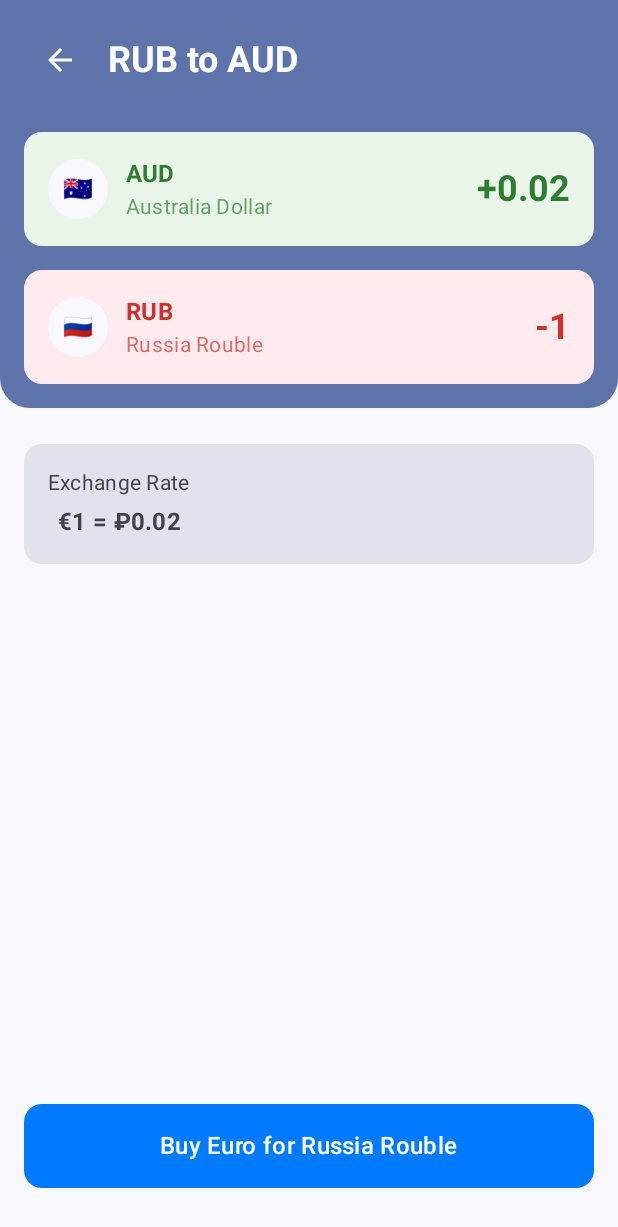
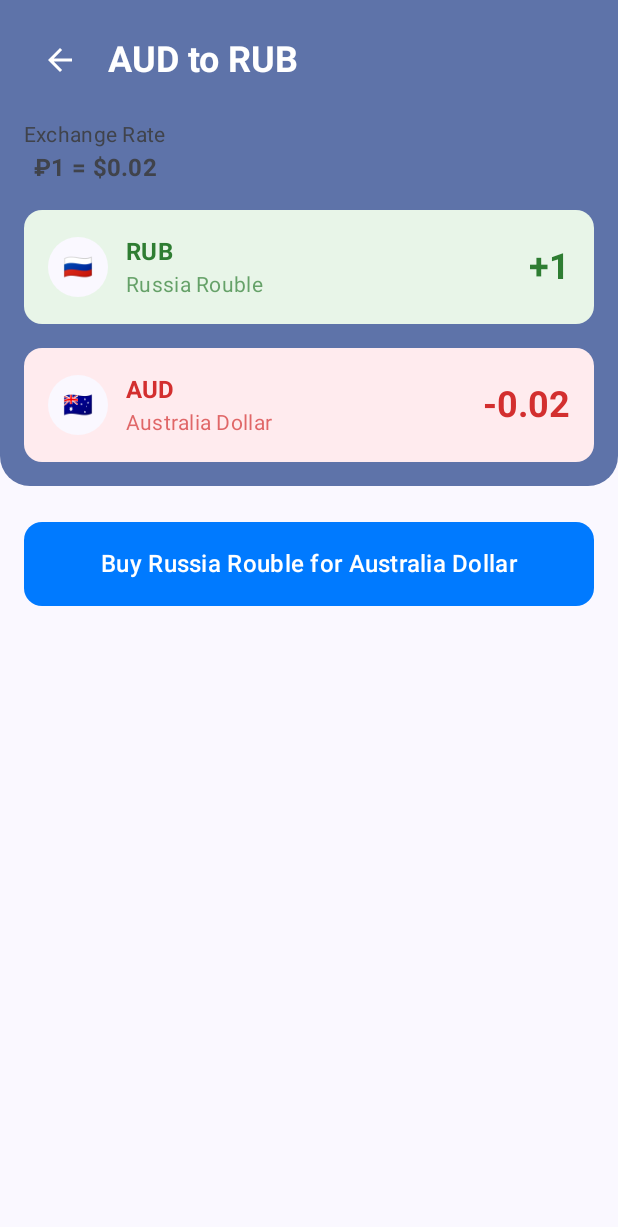
Before and after one commit to Chernuhin-Dmitriy/CurrencyConverter, an Android app built with Jetpack Compose: the screen it shows after launch (MainActivity), after a tap on "🇦🇺", on a phone screen of 412 x 824 dp. Shown: the top 1227 px of the screen. Run offline under Robolectric (Android 15) with nearby library versions, the phone set to English and light mode, and no system bars; our stand-ins replace Dagger/Hilt's generated code, Room's generated code; 2 other taps on this screen came first.

```diff
--- a/app/src/main/java/com/example/currencyconverter/presentation/CurrenciesScreen.kt
+++ b/app/src/main/java/com/example/currencyconverter/presentation/CurrenciesScreen.kt
@@ -27,6 +27,7 @@ import androidx.compose.ui.unit.sp
 import androidx.hilt.navigation.compose.hiltViewModel
 import androidx.lifecycle.compose.collectAsStateWithLifecycle
 import com.example.currencyconverter.R
+import com.example.currencyconverter.domain.model.CurrencyInfo
 import com.example.currencyconverter.domain.model.Rate
 import com.example.currencyconverter.utils.CurrencyUtils
 
@@ -210,7 +211,8 @@ private fun CurrencyItem(
                         Text(
                             text = stringResource(
                                 R.string.balance,
-                                CurrencyUtils.formatAmount(balance)
+                                CurrencyUtils.formatAmount(balance),
+                                currencyInfo.symbol
                             ),
                             style = MaterialTheme.typography.bodySmall,
                             color = MaterialTheme.colorScheme.primary
@@ -248,7 +250,7 @@ private fun CurrencyItem(
                         leadingIcon = {
                             // Символ валюты слева
                             Text(
-                                text = "€",
+                                text = currencyInfo.symbol,
                                 style = MaterialTheme.typography.bodyLarge.copy(
                                     fontWeight = FontWeight.Bold,
                                     color = MaterialTheme.colorScheme.onSurface
--- a/app/src/main/java/com/example/currencyconverter/presentation/CurrenciesViewModel.kt
+++ b/app/src/main/java/com/example/currencyconverter/presentation/CurrenciesViewModel.kt
@@ -94,13 +94,19 @@ class CurrenciesViewModel @Inject constructor(
             // Переход на экран обмена
             val selectedRate = currentState.rates.find { it.currencyCode == currencyCode }
             selectedRate?.let { rate ->
+                // Логика: пользователь ввел сумму в выбранной валюте (selectedCurrency),
+                // которую он хочет ПОЛУЧИТЬ, и кликнул на валюту, которой хочет ПЛАТИТЬ
+
+                // currentAmount - сколько хочет получить выбранной валюты
+                // rate.value - сколько нужно заплатить базовой валютой за currentAmount выбранной валюты
+
                 _uiState.value = currentState.copy(
                     navigationEvent = NavigationEvent.ToExchange(
-                        fromCurrency = currentState.selectedCurrency,
-                        toCurrency = currencyCode,
-                        fromAmount = currentAmount,
-                        toAmount = rate.value,
-                        exchangeRate = rate.value / currentAmount
+                        fromCurrency = currencyCode, // Валюта, которой платим (кликнули)
+                        toCurrency = currentState.selectedCurrency, // Валюта, которую хотим получить (вводили сумму)
+                        fromAmount = rate.value, // Сколько нужно заплатить базовой валютой
+                        toAmount = currentAmount, // Сколько хотим получить выбранной валюты
+                        exchangeRate = rate.value / currentAmount // Курс: сколько базовой валюты за 1 единицу выбранной
                     )
                 )
             }
--- a/app/src/main/java/com/example/currencyconverter/presentation/ExchangeScreen.kt
+++ b/app/src/main/java/com/example/currencyconverter/presentation/ExchangeScreen.kt
@@ -86,9 +86,33 @@ fun ExchangeScreen(
                     )
                 }
 
-                Spacer(modifier = Modifier.height(24.dp))
+                Spacer(modifier = Modifier.height(16.dp))
 
-                // Покупаемая валюта (сверху, зеленая)
+                // Курс обмена
+                Column(
+                    horizontalAlignment = Alignment.CenterHorizontally
+                ) {
+                    Text(
+                        text = "Exchange Rate",
+                        style = MaterialTheme.typography.bodyMedium,
+                        color = MaterialTheme.colorScheme.onSurfaceVariant
+                    )
+
+                    // Показываем правильный курс: 1 единица получаемой валюты = X единиц платежной валюты
+                    val fromInfo = CurrencyUtils.getCurrencyInfo(context, uiState.fromCurrency)
+                    val toInfo = CurrencyUtils.getCurrencyInfo(context, uiState.toCurrency)
+
+                    Text(
+                        text = "${toInfo.symbol}1 = ${fromInfo.symbol}${CurrencyUtils.formatAmount(uiState.exchangeRate)}",
+                        style = MaterialTheme.typography.titleMedium,
+                        fontWeight = FontWeight.Bold,
+                        color = MaterialTheme.colorScheme.onSurfaceVariant
+                    )
+                }
+
+                Spacer(modifier = Modifier.height(16.dp))
+
+                // Получаемая валюта (сверху, зеленая) - то, что хотим купить
                 ExchangeCurrencyCard(
                     currencyCode = uiState.toCurrency,
                     amount = uiState.toAmount,
@@ -99,7 +123,7 @@ fun ExchangeScreen(
 
                 Spacer(modifier = Modifier.height(16.dp))
 
-                // Продаваемая валюта (снизу, красная)
+                // Тратимая валюта (снизу, красная) - то, чем платим
                 ExchangeCurrencyCard(
                     currencyCode = uiState.fromCurrency,
                     amount = uiState.fromAmount,
@@ -111,36 +135,6 @@ fun ExchangeScreen(
         }
 
         Spacer(modifier = Modifier.height(24.dp))
-
-        // Курс обмена
-        Card(
-            modifier = Modifier
-                .fillMaxWidth()
-                .padding(horizontal = 16.dp),
-            colors = CardDefaults.cardColors(
-                containerColor = MaterialTheme.colorScheme.surfaceVariant
-            )
-        ) {
-            Column(
-                modifier = Modifier.padding(16.dp),
-                horizontalAlignment = Alignment.CenterHorizontally
-            ) {
-                Text(
-                    text = "Exchange Rate",
-                    style = MaterialTheme.typography.bodyMedium,
-                    color = MaterialTheme.colorScheme.onSurfaceVariant
-                )
-                Spacer(modifier = Modifier.height(4.dp))
-                Text(
-                    text = "€1 = ₽${CurrencyUtils.formatAmount(uiState.exchangeRate)}",
-                    style = MaterialTheme.typography.titleMedium,
-                    fontWeight = FontWeight.Bold,
-                    color = MaterialTheme.colorScheme.onSurfaceVariant
-                )
-            }
-        }
-
-        Spacer(modifier = Modifier.weight(1f))
 
         // Сообщение об ошибке
         uiState.errorMessage?.let { error ->
@@ -161,7 +155,7 @@ fun ExchangeScreen(
             Spacer(modifier = Modifier.height(16.dp))
         }
 
-        // Кнопка покупки
+        // Кнопка покупки с динамическим текстом
         Button(
             onClick = { viewModel.performExchange() },
             modifier = Modifier
@@ -181,14 +175,19 @@ fun ExchangeScreen(
                     color = Color.White
                 )
             } else {
+                // Динамический текст кнопки
+                val toCurrencyInfo = CurrencyUtils.getCurrencyInfo(context, uiState.toCurrency)
+                val fromCurrencyInfo = CurrencyUtils.getCurrencyInfo(context, uiState.fromCurrency)
+
                 Text(
-                    text = "Buy Euro for Russia Rouble",
+                    text = "Buy ${toCurrencyInfo.name} for ${fromCurrencyInfo.name}",
                     style = MaterialTheme.typography.titleMedium,
                     fontWeight = FontWeight.Medium,
                     color = Color.White
                 )
             }
         }
+        Spacer(modifier = Modifier.weight(1f))
     }
 }
 
--- a/app/src/main/res/values/strings.xml
+++ b/app/src/main/res/values/strings.xml
@@ -16,7 +16,7 @@
 
     <!-- Currencies Screen -->
     <string name="clear_amount" translatable="false">Очистить сумму</string>
-    <string name="balance" translatable="false">Баланс: %s</string>
+    <string name="balance" translatable="false">Баланс: %s%s</string>
     <string name="loading" translatable="false">Загрузка...</string>
     <string name="error_loading_rates" translatable="false">Ошибка загрузки курсов</string>
 
```
